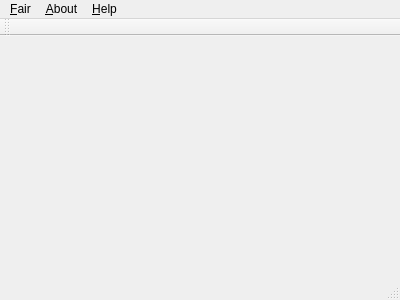
Before: the Qt Designer form mainwindow.ui in wanhaipeng/dlib_edit, drawn with Qt 5.
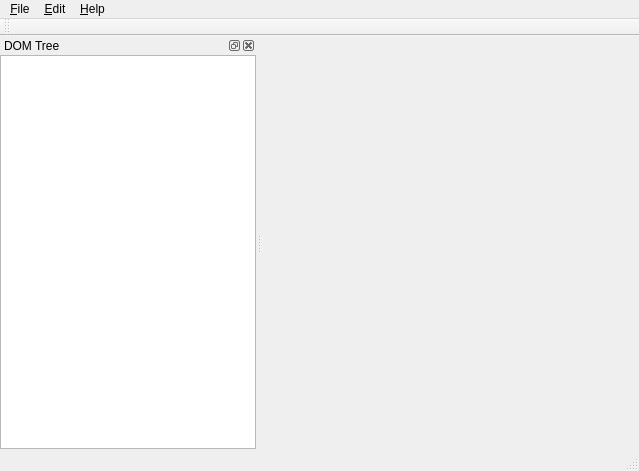
After: the same form once the commit is applied.

Commit message: 初步修改主界面。

Diff of the .ui file:
```diff
--- a/mainwindow.ui
+++ b/mainwindow.ui
@@ -6,46 +6,50 @@
    <rect>
     <x>0</x>
     <y>0</y>
-    <width>400</width>
-    <height>300</height>
+    <width>639</width>
+    <height>471</height>
    </rect>
   </property>
   <property name="windowTitle">
    <string>MainWindow</string>
   </property>
-  <widget class="QWidget" name="centralWidget"/>
+  <widget class="QWidget" name="centralWidget">
+   <layout class="QGridLayout" name="gridLayout_2"/>
+  </widget>
   <widget class="QMenuBar" name="menuBar">
    <property name="geometry">
     <rect>
      <x>0</x>
      <y>0</y>
-     <width>400</width>
-     <height>25</height>
+     <width>639</width>
+     <height>23</height>
     </rect>
    </property>
    <property name="nativeMenuBar">
     <bool>false</bool>
    </property>
-   <widget class="QMenu" name="menu_File">
+   <widget class="QMenu" name="menuFile">
     <property name="title">
-     <string>&amp;Fair</string>
+     <string>&amp;File</string>
     </property>
     <addaction name="action_Open"/>
     <addaction name="actionE_xit"/>
    </widget>
-   <widget class="QMenu" name="menu_About">
-    <property name="title">
-     <string>&amp;About</string>
-    </property>
-   </widget>
-   <widget class="QMenu" name="menu_Help">
+   <widget class="QMenu" name="menuHelp">
     <property name="title">
      <string>&amp;Help</string>
     </property>
    </widget>
-   <addaction name="menu_File"/>
-   <addaction name="menu_About"/>
-   <addaction name="menu_Help"/>
+   <widget class="QMenu" name="menuEdit">
+    <property name="title">
+     <string>&amp;Edit</string>
+    </property>
+    <addaction name="actionUndo"/>
+    <addaction name="actionRedo"/>
+   </widget>
+   <addaction name="menuFile"/>
+   <addaction name="menuEdit"/>
+   <addaction name="menuHelp"/>
   </widget>
   <widget class="QToolBar" name="mainToolBar">
    <attribute name="toolBarArea">
@@ -56,7 +60,37 @@
    </attribute>
   </widget>
   <widget class="QStatusBar" name="statusBar"/>
-  <action name="action_Open">
+  <widget class="QDockWidget" name="dwDomTree">
+   <property name="windowTitle">
+    <string>DOM Tree</string>
+   </property>
+   <attribute name="dockWidgetArea">
+    <number>1</number>
+   </attribute>
+   <widget class="QWidget" name="dwDowTreeContent">
+    <layout class="QGridLayout" name="gridLayout">
+     <property name="leftMargin">
+      <number>0</number>
+     </property>
+     <property name="topMargin">
+      <number>0</number>
+     </property>
+     <property name="rightMargin">
+      <number>0</number>
+     </property>
+     <property name="bottomMargin">
+      <number>0</number>
+     </property>
+     <property name="spacing">
+      <number>0</number>
+     </property>
+     <item row="0" column="0">
+      <widget class="QTreeView" name="domTreeView"/>
+     </item>
+    </layout>
+   </widget>
+  </widget>
+  <action name="actionOpen">
    <property name="text">
     <string>&amp;Open</string>
    </property>
```
Left out of the diff: 24 changed lines with no effect on the pictures.
